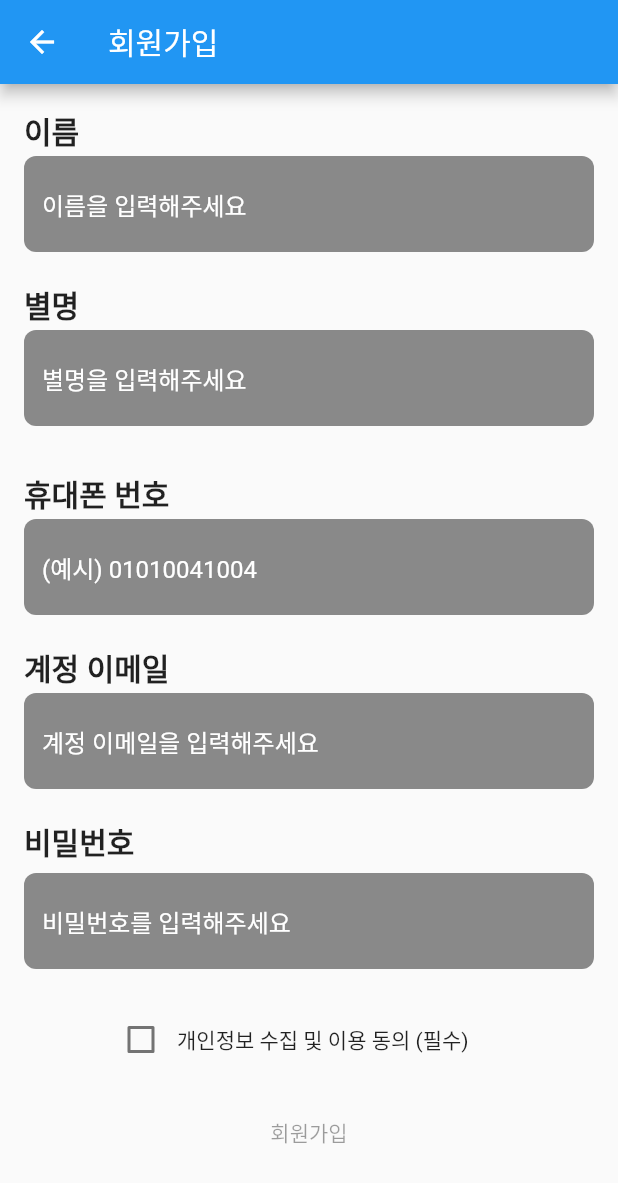
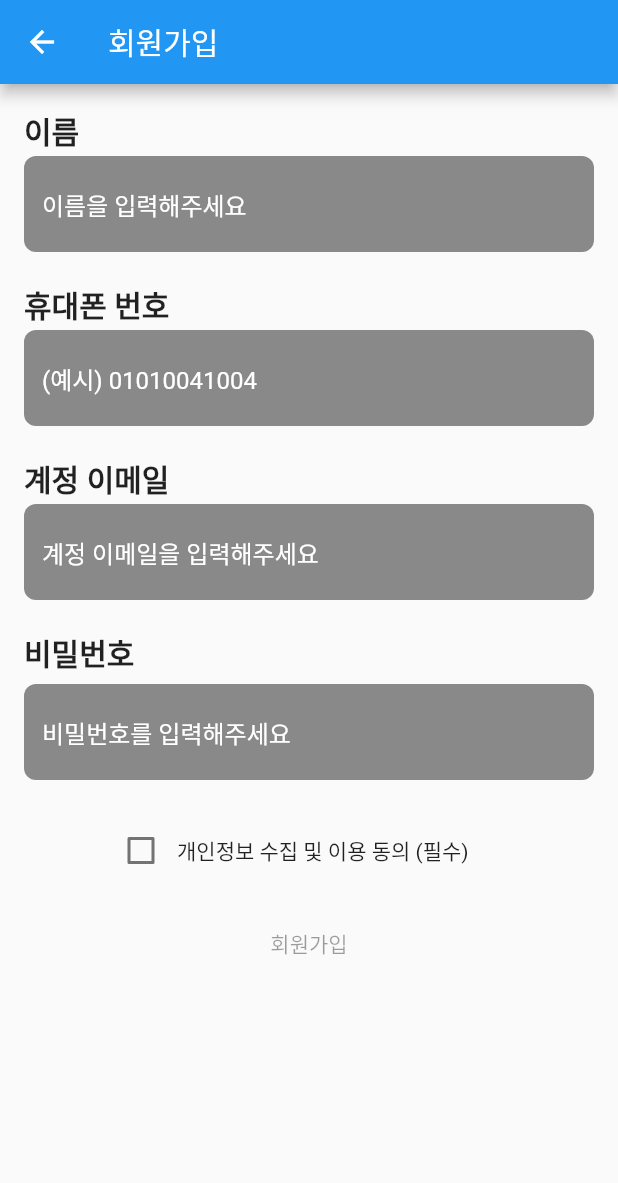
Before and after one commit to Seung-hwan285/Flutter-AR, a Flutter app: the CreatePage screen opened directly, on a phone screen of 412 x 824 dp. Shown: the top 1183 px of the screen. Run offline on Flutter 3.47's test engine with Material 2 defaults, Android fonts, the phone set to English and light mode, and no system bars.

Commit message:
Delete : 별명 라인 삭제

```diff
--- a/lib/create_page.dart
+++ b/lib/create_page.dart
@@ -54,13 +54,7 @@ class _CreatePageState extends State<CreatePage> {
           Padding(padding: EdgeInsets.all(1)),
           _buildTextFormField("이름을 입력해주세요", _nameController),
           Padding(padding: EdgeInsets.all(10)),
-          Container(
-            child: Text("별명",
-              style: TextStyle(fontSize: 20, fontWeight: FontWeight.w600),),
-          ),
-          Padding(padding: EdgeInsets.all(1)),
-          _buildTextFormField("별명을 입력해주세요", _nicknameController),
-          Padding(padding: EdgeInsets.all(15)),
+
           Container(
             child: Text("휴대폰 번호",
               style: TextStyle(fontSize: 20, fontWeight: FontWeight.w600),),
```
